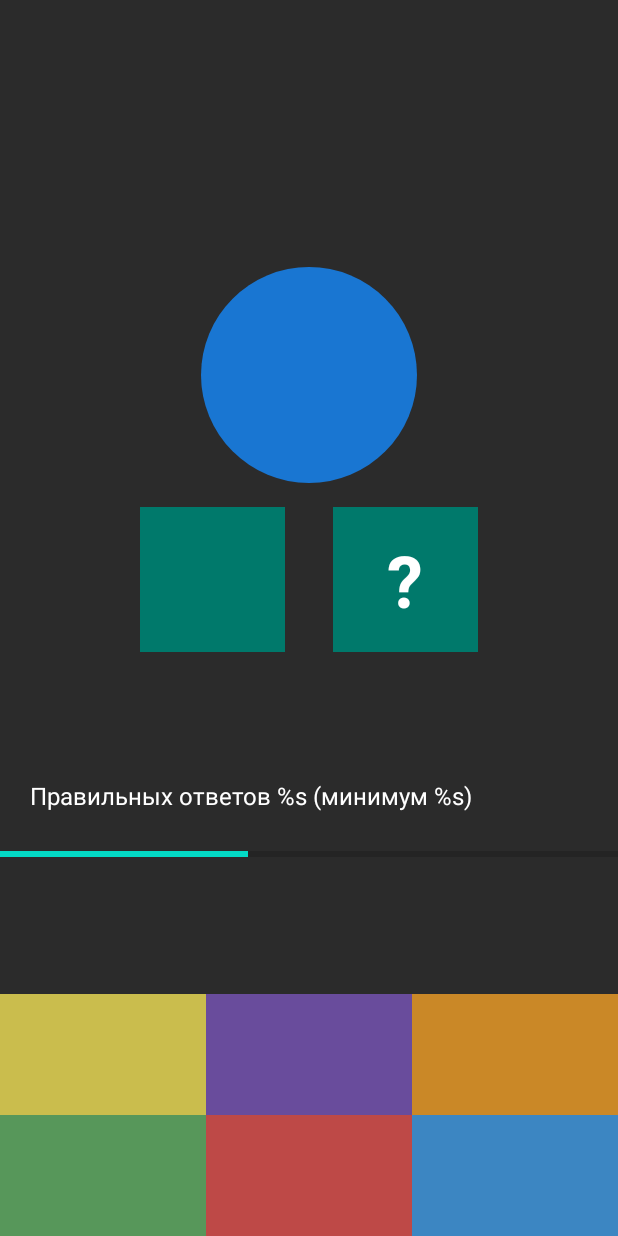
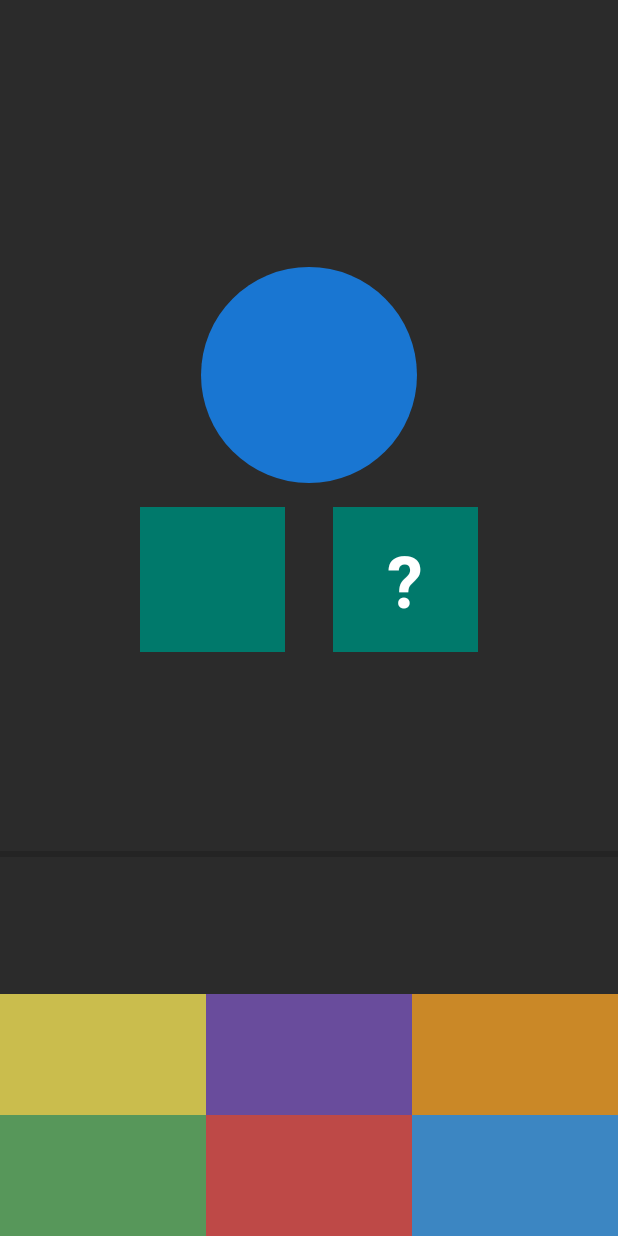
Before and after one commit to LaneBoyy/Composition, an Android app: the fragment GameFragment placed in its activity, on a phone screen of 412 x 824 dp. Run offline under Robolectric (Android 15) with nearby library versions, the light colour scheme and no system bars; our stand-ins replace data binding; 4 statements that could not run were skipped.

Commit message:
Commit 17

```diff
--- a/app/src/main/java/laneboy/composition/presentation/GameFragment.kt
+++ b/app/src/main/java/laneboy/composition/presentation/GameFragment.kt
@@ -13,7 +13,6 @@ import androidx.navigation.fragment.findNavController
 import androidx.navigation.fragment.navArgs
 import laneboy.composition.databinding.FragmentGameBinding
 import laneboy.composition.domain.entity.GameResult
-import laneboy.composition.domain.entity.Level
 
 class GameFragment : Fragment() {
 
@@ -25,17 +24,6 @@ class GameFragment : Fragment() {
 
     private val viewModel by lazy {
         ViewModelProvider(this, viewModelFactory)[GameViewModel::class.java]
-    }
-
-    private val tvOptions by lazy {
-        mutableListOf<TextView>().apply {
-            add(binding.tvOption1)
-            add(binding.tvOption2)
-            add(binding.tvOption3)
-            add(binding.tvOption4)
-            add(binding.tvOption5)
-            add(binding.tvOption6)
-        }
     }
 
     private var _binding: FragmentGameBinding? = null
@@ -52,58 +40,15 @@ class GameFragment : Fragment() {
 
     override fun onViewCreated(view: View, savedInstanceState: Bundle?) {
         super.onViewCreated(view, savedInstanceState)
+        binding.viewModel = viewModel
+        binding.lifecycleOwner = viewLifecycleOwner
         observeViewModel()
-        setClickListenersToOptions()
-    }
-
-    private fun setClickListenersToOptions() {
-        for (tvOption in tvOptions) {
-            tvOption.setOnClickListener {
-                viewModel.chooseAnswer(tvOption.text.toString().toInt())
-            }
-        }
     }
 
     private fun observeViewModel() {
-        viewModel.question.observe(viewLifecycleOwner) {
-            binding.tvSum.text = it.sum.toString()
-            binding.tvLeftNumber.text = it.visibleNumber.toString()
-            for (i in 0 until tvOptions.size) {
-                tvOptions[i].text = it.options[i].toString()
-            }
-        }
-        viewModel.percentOfRightAnswers.observe(viewLifecycleOwner) {
-            binding.progressBar.setProgress(it, true)
-        }
-        viewModel.enoughCount.observe(viewLifecycleOwner) {
-
-            binding.tvAnswersProgress.setTextColor(getColorByState(it))
-        }
-        viewModel.enoughPercent.observe(viewLifecycleOwner) {
-            val color = getColorByState(it)
-            binding.progressBar.progressTintList = ColorStateList.valueOf(color)
-        }
-        viewModel.formattedTime.observe(viewLifecycleOwner) {
-            binding.tvTimer.text = it
-        }
-        viewModel.minPercent.observe(viewLifecycleOwner) {
-            binding.progressBar.secondaryProgress = it
-        }
         viewModel.gameResult.observe(viewLifecycleOwner) {
             launchGameFinishedFragment(it)
         }
-        viewModel.progressAnswers.observe(viewLifecycleOwner) {
-            binding.tvAnswersProgress.text = it
-        }
-    }
-
-    private fun getColorByState(goodState: Boolean): Int {
-        val colorResId = if (goodState) {
-            android.R.color.holo_green_light
-        } else {
-            android.R.color.holo_red_light
-        }
-        return ContextCompat.getColor(requireContext(), colorResId)
     }
 
     override fun onDestroyView() {
--- a/app/src/main/res/layout/fragment_game.xml
+++ b/app/src/main/res/layout/fragment_game.xml
@@ -1,6 +1,13 @@
 <?xml version="1.0" encoding="utf-8"?>
 
 <layout>
+
+    <data>
+
+        <variable
+            name="viewModel"
+            type="laneboy.composition.presentation.GameViewModel" />
+    </data>
 
     <androidx.constraintlayout.widget.ConstraintLayout xmlns:android="http://schemas.android.com/apk/res/android"
         xmlns:app="http://schemas.android.com/apk/res-auto"
@@ -15,6 +22,7 @@
             android:layout_width="wrap_content"
             android:layout_height="wrap_content"
             android:layout_margin="15dp"
+            android:text="@{viewModel.formattedTime}"
             android:textColor="@color/white"
             android:textSize="28sp"
             app:layout_constraintEnd_toEndOf="parent"
@@ -37,6 +45,7 @@
             app:layout_constraintTop_toBottomOf="@+id/tvTimer"
             app:layout_constraintVertical_bias="0.25"
             app:layout_constraintVertical_chainStyle="packed"
+            app:numberAsText="@{viewModel.question.sum}"
             tools:text="14" />
 
         <TextView
@@ -52,6 +61,7 @@
             app:layout_constraintHorizontal_chainStyle="packed"
             app:layout_constraintStart_toStartOf="parent"
             app:layout_constraintTop_toBottomOf="@id/tvSum"
+            app:numberAsText="@{viewModel.question.visibleNumber}"
             tools:text="7" />
 
         <TextView
@@ -75,12 +85,14 @@
             android:layout_height="wrap_content"
             android:layout_marginBottom="20dp"
             android:paddingHorizontal="20dp"
-            android:text="@string/counter_right_answers_text"
+            android:text="@{viewModel.progressAnswers}"
             android:textColor="@color/white"
             android:textSize="16sp"
+            app:enoughCount="@{viewModel.enoughCount}"
             app:layout_constraintBottom_toTopOf="@id/progressBar"
             app:layout_constraintTop_toBottomOf="@+id/tvLeftNumber"
-            app:layout_constraintVertical_chainStyle="packed" />
+            app:layout_constraintVertical_chainStyle="packed"
+            tools:text="@string/progress_answers" />
 
         <ProgressBar
             android:id="@+id/progressBar"
@@ -88,12 +100,15 @@
             android:layout_width="match_parent"
             android:layout_height="wrap_content"
             android:max="100"
-            android:progress="40"
+            android:progress="@{viewModel.percentOfRightAnswers}"
+            android:secondaryProgress="@{viewModel.minPercent}"
             android:secondaryProgressTint="@color/white"
+            app:enoughPercent="@{viewModel.enoughPercent}"
             app:layout_constraintBottom_toTopOf="@+id/tvOption2"
             app:layout_constraintEnd_toEndOf="parent"
             app:layout_constraintStart_toStartOf="parent"
-            app:layout_constraintTop_toBottomOf="@+id/tvAnswersProgress" />
+            app:layout_constraintTop_toBottomOf="@+id/tvAnswersProgress"
+            tools:progress="50" />
 
         <TextView
             android:id="@+id/tvOption1"
@@ -101,10 +116,12 @@
             android:layout_width="0dp"
             android:layout_height="wrap_content"
             android:background="@color/yellow_option"
+            android:text="@{viewModel.question.options.get(0).toString()}"
             app:layout_constraintBottom_toTopOf="@id/tvOption4"
             app:layout_constraintEnd_toStartOf="@id/tvOption2"
             app:layout_constraintHorizontal_chainStyle="spread"
             app:layout_constraintStart_toStartOf="parent"
+            app:onOptionClickListener="@{(option) -> viewModel.chooseAnswer(option)}"
             tools:text="1" />
 
         <TextView
@@ -113,10 +130,12 @@
             android:layout_width="0dp"
             android:layout_height="wrap_content"
             android:background="@color/purple_option"
+            android:text="@{viewModel.question.options.get(1).toString()}"
             app:layout_constraintBottom_toTopOf="@id/tvOption5"
             app:layout_constraintEnd_toStartOf="@id/tvOption3"
             app:layout_constraintHorizontal_chainStyle="spread"
             app:layout_constraintStart_toEndOf="@id/tvOption1"
+            app:onOptionClickListener="@{(option) -> viewModel.chooseAnswer(option)}"
             tools:text="2" />
 
         <TextView
@@ -125,9 +144,11 @@
             android:layout_width="0dp"
             android:layout_height="wrap_content"
             android:background="@color/orange_option"
+            android:text="@{viewModel.question.options.get(2).toString()}"
             app:layout_constraintBottom_toTopOf="@id/tvOption6"
             app:layout_constraintEnd_toEndOf="parent"
             app:layout_constraintStart_toEndOf="@id/tvOption2"
+            app:onOptionClickListener="@{(option) -> viewModel.chooseAnswer(option)}"
             tools:text="3" />
 
         <TextView
@@ -136,10 +157,12 @@
             android:layout_width="0dp"
             android:layout_height="wrap_content"
             android:background="@color/green_option"
+            android:text="@{viewModel.question.options.get(3).toString()}"
             app:layout_constraintBottom_toBottomOf="parent"
             app:layout_constraintEnd_toStartOf="@id/tvOption5"
             app:layout_constraintHorizontal_chainStyle="spread"
             app:layout_constraintStart_toStartOf="parent"
+            app:onOptionClickListener="@{(option) -> viewModel.chooseAnswer(option)}"
             tools:text="4" />
 
         <TextView
@@ -148,10 +171,12 @@
             android:layout_width="0dp"
             android:layout_height="wrap_content"
             android:background="@color/red_option"
+            android:text="@{viewModel.question.options.get(4).toString()}"
             app:layout_constraintBottom_toBottomOf="parent"
             app:layout_constraintEnd_toStartOf="@id/tvOption6"
             app:layout_constraintHorizontal_chainStyle="spread"
             app:layout_constraintStart_toEndOf="@id/tvOption4"
+            app:onOptionClickListener="@{(option) -> viewModel.chooseAnswer(option)}"
             tools:text="5" />
 
         <TextView
@@ -160,9 +185,11 @@
             android:layout_width="0dp"
             android:layout_height="wrap_content"
             android:background="@color/blue_option"
+            android:text="@{viewModel.question.options.get(5).toString()}"
             app:layout_constraintBottom_toBottomOf="parent"
             app:layout_constraintEnd_toEndOf="parent"
             app:layout_constraintStart_toEndOf="@id/tvOption5"
+            app:onOptionClickListener="@{(option) -> viewModel.chooseAnswer(option)}"
             tools:text="6" />
 
     </androidx.constraintlayout.widget.ConstraintLayout>
--- a/app/src/main/res/layout/fragment_game_finished.xml
+++ b/app/src/main/res/layout/fragment_game_finished.xml
@@ -2,7 +2,6 @@
 <layout>
 
     <data>
-
         <variable
             name="gameResult"
             type="laneboy.composition.domain.entity.GameResult" />
--- a/app/src/main/res/values/strings.xml
+++ b/app/src/main/res/values/strings.xml
@@ -9,7 +9,6 @@
     <string name="text_normal_lvl">Средний</string>
     <string name="text_hard_lvl">Тяжелый</string>
     <string name="question_mark">\?</string>
-    <string name="counter_right_answers_text">Правильных ответов %s (минимум %s)</string>
     <string name="text_count_of_needs_answers">Необходимое количество правильных ответов: %s</string>
     <string name="text_your_score">Ваш счет:\n%s</string>
     <string name="text_need_percent">Необходимый процент правильных ответов: %s</string>
```
Also changed, not shown: app/src/main/java/laneboy/composition/presentation/BindingAdapters.kt (+41 -0 lines).
